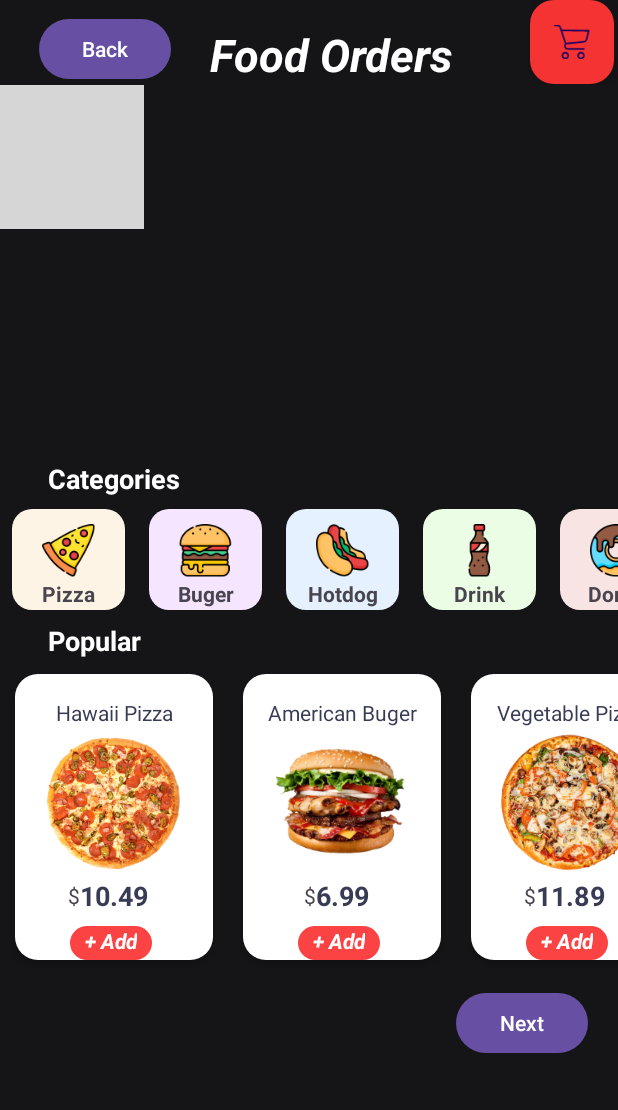
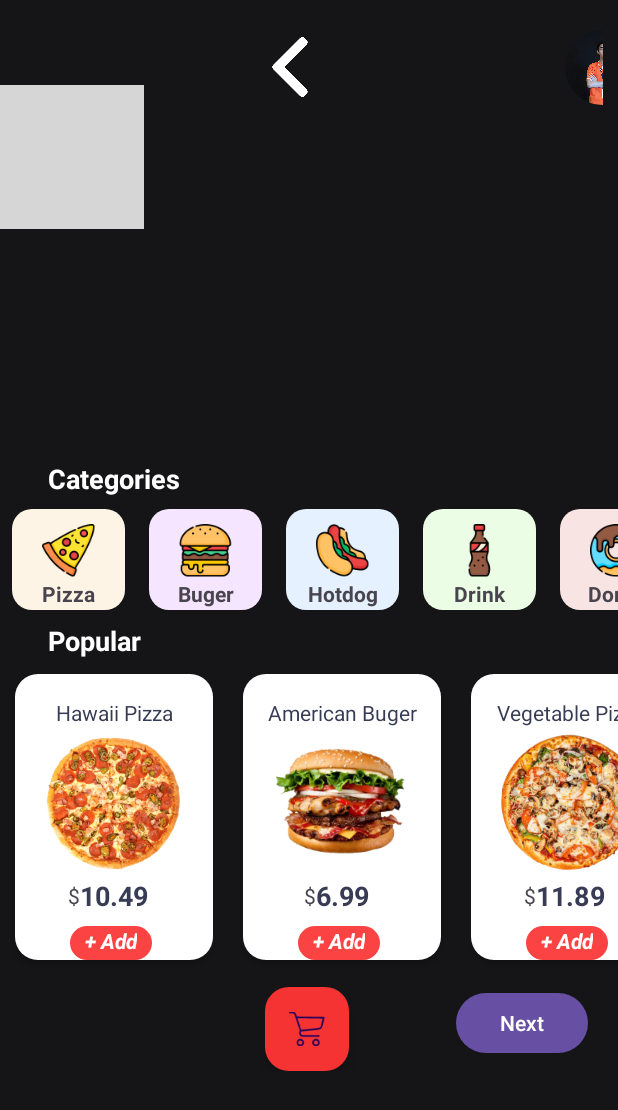
Before and after one commit to DuyNM-FU/PRM, an Android app: the screen it shows after launch (FoodOrder), on a phone screen of 412 x 824 dp. Shown: the top 1110 px of the screen. Run offline under Robolectric (Android 15) with nearby library versions, the phone set to English and light mode, and no system bars; our stand-ins replace CircleImageView; pictures from the network do not load; grey boxes are pictures that could not be loaded.

Commit message:
Add ToolBars FoodOrder

```diff
--- a/app/build.gradle
+++ b/app/build.gradle
@@ -45,6 +45,7 @@ dependencies {
     implementation 'androidx.constraintlayout:constraintlayout:2.1.4'
     implementation 'com.google.android.gms:play-services-base:18.2.0'
     implementation 'com.github.gastricspark:scrolldatepicker:0.0.1'
+    implementation fileTree(dir: 'C:\\Users\\Vietann\\Downloads\\zalopay', include: ['*.aar', '*.jar'], exclude: [])
     testImplementation 'junit:junit:4.13.2'
     androidTestImplementation 'androidx.test.ext:junit:1.1.5'
     androidTestImplementation 'androidx.test.espresso:espresso-core:3.5.1'
--- a/app/src/main/res/layout/activity_food_order.xml
+++ b/app/src/main/res/layout/activity_food_order.xml
@@ -27,19 +27,6 @@
                 android:layout_width="match_parent"
                 android:layout_height="wrap_content">
 
-                <com.google.android.material.floatingactionbutton.FloatingActionButton
-                    android:id="@+id/cartBtn"
-                    android:layout_width="wrap_content"
-                    android:layout_height="wrap_content"
-                    android:clickable="true"
-                    android:contentDescription="TODO"
-                    app:backgroundTint="#F63333"
-                    app:layout_constraintEnd_toEndOf="parent"
-                    app:layout_constraintHorizontal_bias="0.952"
-                    app:layout_constraintStart_toEndOf="@+id/txt_FoodOrder"
-                    app:layout_constraintTop_toTopOf="parent"
-                    app:srcCompat="@drawable/shopping_cart" />
-
                 <TextView
                     android:id="@+id/txt_FoodOrder"
                     android:layout_width="wrap_content"
@@ -53,15 +40,6 @@
                     android:textStyle="bold|italic"
                     app:layout_constraintStart_toStartOf="parent"
                     app:layout_constraintTop_toTopOf="parent" />
-
-                <Button
-                    android:id="@+id/btn_Back"
-                    android:layout_width="wrap_content"
-                    android:layout_height="wrap_content"
-                    android:text="Back"
-                    app:layout_constraintBottom_toBottomOf="@+id/txt_FoodOrder"
-                    app:layout_constraintEnd_toStartOf="@+id/txt_FoodOrder"
-                    app:layout_constraintStart_toStartOf="parent" />
 
 
             </androidx.constraintlayout.widget.ConstraintLayout>
@@ -129,6 +107,19 @@
                     app:layout_constraintStart_toStartOf="parent"
                     app:layout_constraintTop_toTopOf="parent" />
 
+                <com.google.android.material.floatingactionbutton.FloatingActionButton
+                    android:id="@+id/cartBtn"
+                    android:layout_width="wrap_content"
+                    android:layout_height="wrap_content"
+                    android:clickable="true"
+                    android:contentDescription="TODO"
+                    app:backgroundTint="#F63333"
+                    app:layout_constraintEnd_toStartOf="@+id/btn_Next"
+                    app:layout_constraintHorizontal_bias="0.713"
+                    app:layout_constraintStart_toStartOf="parent"
+                    app:layout_constraintTop_toTopOf="@+id/btn_Next"
+                    app:srcCompat="@drawable/shopping_cart" />
+
                 <androidx.recyclerview.widget.RecyclerView
                     android:id="@+id/recyclerView"
                     android:layout_width="match_parent"
@@ -143,5 +134,19 @@
         </LinearLayout>
     </ScrollView>
 
+    <LinearLayout
+        android:layout_width="match_parent"
+        android:layout_height="match_parent"
+        android:orientation="vertical">
+
+        <fragment
+            android:id="@+id/fragment_toolbar2"
+            class="com.example.fe_prm.view_your_reservation.fragment.toolbar_fragment"
+            android:layout_width="wrap_content"
+            android:layout_height="wrap_content"
+            android:layout_alignParentTop="true"
+            tools:layout="@layout/toolbar_fragment" />
+    </LinearLayout>
+
 
 </androidx.constraintlayout.widget.ConstraintLayout>
```
Also changed, not shown: app/src/main/java/com/example/fe_prm/FoodOrder/Helper/TinyDB.java (+0 -20 lines).
